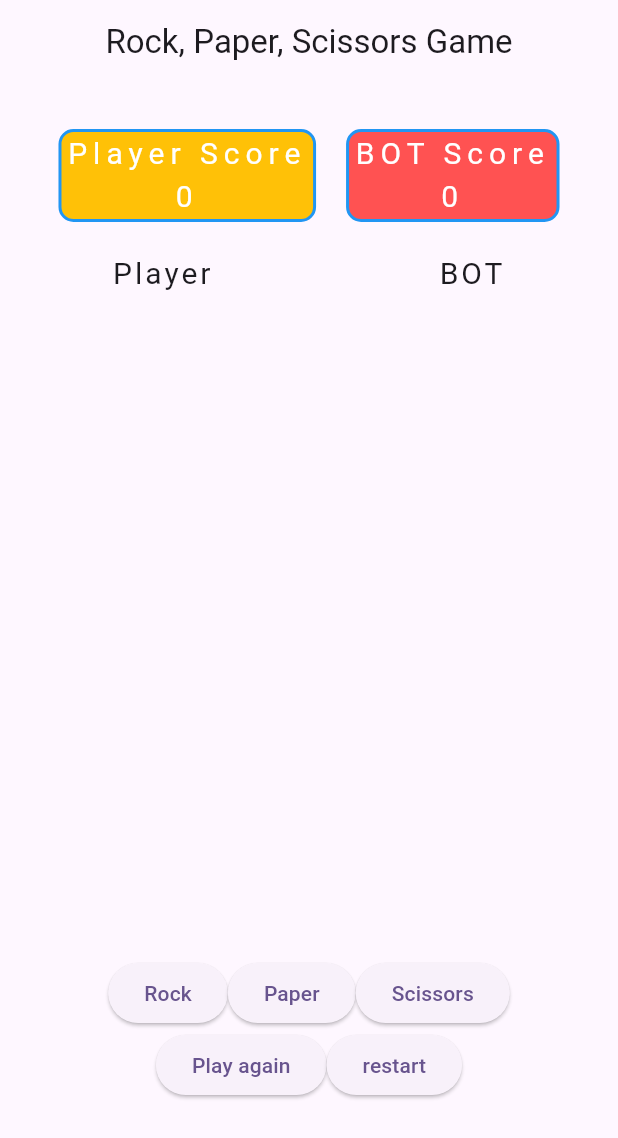
After one commit to hathai2k2/handgame, a Flutter app: the screen it shows after launch, on a phone screen of 412 x 824 dp. The commit adds this screen. Shown: the top 1138 px of the screen. Run offline on Flutter 3.47's test engine with Material 2 defaults, Android fonts, the phone set to English and light mode, and no system bars.

Commit message:
creater component gameUI

```diff
--- /dev/null
+++ b/lib/screens/handgame/component/game_ui.dart
@@ -0,0 +1,166 @@
+import 'package:flutter/material.dart';
+import 'package:handgame/r.dart';
+import 'package:handgame/screens/handgame/component/header_score.dart';
+
+
+
+
+class GameUI extends StatelessWidget {
+  final int playerScore;
+  final int botScore;
+  final String playerChoice;
+  final String botChoice;
+  final VoidCallback onRockPressed;
+  final VoidCallback onPaperPressed;
+  final VoidCallback onScissorsPressed;
+  final VoidCallback onPlayAgainPressed;
+  final VoidCallback onRestartPressed;
+
+  const GameUI({
+    super.key,
+    required this.playerScore,
+    required this.botScore,
+    required this.playerChoice,
+    required this.botChoice,
+    required this.onRockPressed,
+    required this.onPaperPressed,
+    required this.onScissorsPressed,
+    required this.onPlayAgainPressed,
+    required this.onRestartPressed,
+  });
+
+  @override
+  Widget build(BuildContext context) {
+    return Scaffold(
+      appBar: AppBar(
+        title: const Text('Rock, Paper, Scissors Game'),
+        centerTitle: true,
+      ),
+      body: Column(
+        children: [
+          const SizedBox(height: 30),
+          Row(
+            mainAxisAlignment: MainAxisAlignment.center,
+            children: [
+              ScoreWidget(
+                score: playerScore,
+                color: Colors.amber,
+                textColor: Colors.white,
+                label: 'Player Score',
+              ),
+              const SizedBox(width: 20),
+              ScoreWidget(
+                score: botScore,
+                color: Colors.redAccent,
+                textColor: Colors.white,
+                label: 'BOT Score',
+              ),
+            ],
+          ),
+          const SizedBox(height: 20),
+          Row(
+            mainAxisAlignment: MainAxisAlignment.spaceAround,
+            children: [
+              Text(
+                'Player \n$playerChoice ',
+                textAlign: TextAlign.center,
+                style: const TextStyle(fontSize: 20, letterSpacing: 2),
+              ),
+              Text(
+                'BOT \n$botChoice',
+                textAlign: TextAlign.center,
+                style: const TextStyle(fontSize: 20, letterSpacing: 2),
+              )
+            ],
+          ),
+          SizedBox(
+            height: MediaQuery.of(context).size.height * 0.5,
+            child: Row(
+              mainAxisAlignment: MainAxisAlignment.spaceBetween,
+              children: [
+                playerChoice != ''
+                    ? handPlayerChoice(context, playerChoice)
+                    : Container(),
+                botChoice != '' ? handBotChoice( context, botChoice) : Container(),
+              ],
+            ),
+          ),
+          Row(
+            mainAxisAlignment: MainAxisAlignment.center,
+            children: [
+              ElevatedButton(
+                onPressed: onRockPressed,
+                child: const Text('Rock'),
+              ),
+              ElevatedButton(
+                onPressed: onPaperPressed,
+                child: const Text('Paper'),
+              ),
+              ElevatedButton(
+                onPressed: onScissorsPressed,
+                child: const Text('Scissors'),
+              ),
+            ],
+          ),
+          Row(
+            mainAxisAlignment: MainAxisAlignment.center,
+            children: [
+              ElevatedButton(
+                onPressed: onPlayAgainPressed,
+                child: const Text('Play again'),
+              ),
+              ElevatedButton(
+                onPressed: onRestartPressed,
+                child: const Text('restart'),
+              ),
+            ],
+          )
+        ],
+      ),
+    );
+  }
+
+  handBotChoice(BuildContext context, String playChoice) {
+    switch (playChoice) {
+      case 'Rock':
+        return Image.asset(
+          UIdata.icBotRock,
+          width: MediaQuery.of(context).size.width * 0.4,
+        );
+      case 'Paper':
+        return Image.asset(
+          UIdata.icBotPaper,
+          width: MediaQuery.of(context).size.width * 0.4,
+        );
+      case 'Scissors':
+        return Image.asset(
+          UIdata.icBotScissors,
+          width: MediaQuery.of(context).size.width * 0.4,
+        );
+      default:
+        return Container();
+    }
+  }
+
+  handPlayerChoice(BuildContext context, String playChoice) {
+    switch (playChoice) {
+      case 'Rock':
+        return Image.asset(
+          UIdata.icPlayerRock,
+          width: MediaQuery.of(context).size.width * 0.4,
+        );
+      case 'Paper':
+        return Image.asset(
+          UIdata.icPlayerPaper,
+          width: MediaQuery.of(context).size.width * 0.4,
+        );
+      case 'Scissors':
+        return Image.asset(
+          UIdata.icPlayerScissors,
+          width: MediaQuery.of(context).size.width * 0.4,
+        );
+      default:
+        return Container();
+    }
+  }
+}
```
Also changed, not shown: lib/screens/handgame/handgame_page.dart (+23 -152 lines), lib/screens/handgame/component/button.dart (deleted).
